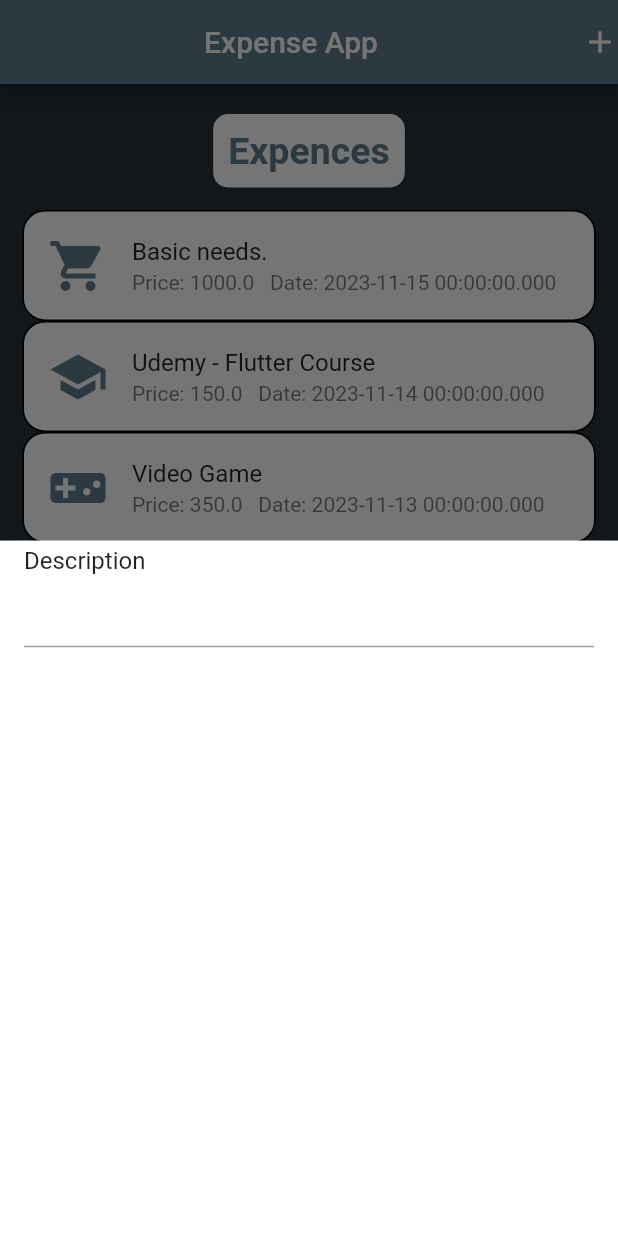
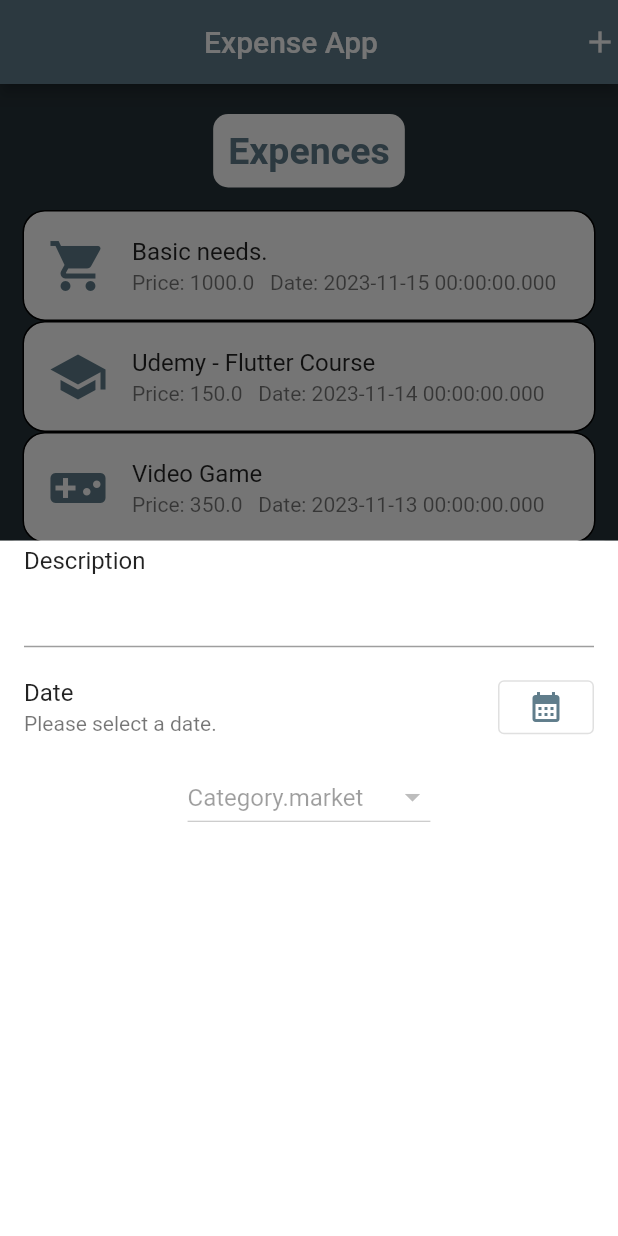
Before and after one commit to yusufcanadiguzel/TobetoWorkshops, a Flutter app: the screen it shows after launch, after a tap on the "add" icon, on a phone screen of 412 x 824 dp. Run offline on Flutter 3.47's test engine with Material 2 defaults, Android fonts, the phone set to English and light mode, and no system bars.

```diff
--- a/5_Workshop/expense_app/lib/screens/start_screen.dart
+++ b/5_Workshop/expense_app/lib/screens/start_screen.dart
@@ -1,6 +1,7 @@
 import 'package:expense_app/widgets/add_expence_widget.dart';
 import 'package:expense_app/widgets/expences_widget.dart';
 import 'package:flutter/material.dart';
+import 'package:expense_app/widgets/add_expence_widget.dart';
 
 class StartScreen extends StatelessWidget {
   const StartScreen({super.key});
@@ -19,7 +20,7 @@ class StartScreen extends StatelessWidget {
               showModalBottomSheet(
                   context: context,
                   builder: (context) {
-                    return const ExpenceModal();
+                    return const ExpenseModal();
                   });
             },
           )
--- a/5_Workshop/expense_app/lib/widgets/add_expence_widget.dart
+++ b/5_Workshop/expense_app/lib/widgets/add_expence_widget.dart
@@ -1,10 +1,32 @@
 import 'package:flutter/material.dart';
+import 'package:expense_app/models/category.dart';
+import 'package:intl/intl.dart';
 
-class ExpenceModal extends StatelessWidget {
-  const ExpenceModal({super.key});
+class ExpenseModal extends StatefulWidget {
+  const ExpenseModal({super.key});
 
   @override
+  State<ExpenseModal> createState() => _ExpenseModalState();
+}
+
+class _ExpenseModalState extends State<ExpenseModal> {
+  @override
   Widget build(BuildContext context) {
+    final dateFormat = DateFormat('dd-MM-yyyy');
+    DateTime selectedDate = DateTime.now();
+    bool isDateSelected = false;
+    void dateChanged() {
+      isDateSelected = true;
+    }
+
+    String showDate() {
+      if (isDateSelected) {
+        return dateFormat.format(selectedDate).toString();
+      }
+
+      return 'Please select a date.';
+    }
+
     return Container(
       color: Colors.white,
       child: Column(
@@ -15,7 +37,43 @@ class ExpenceModal extends StatelessWidget {
             tileColor: Colors.white,
             shape:
                 RoundedRectangleBorder(borderRadius: BorderRadius.circular(10)),
-          )
+          ),
+          ListTile(
+            title: Text('Date'),
+            subtitle: Text(showDate()),
+            trailing: OutlinedButton(
+                onPressed: () async {
+                  final DateTime? dateTime = await showDatePicker(
+                    context: context,
+                    initialDate: selectedDate,
+                    firstDate: DateTime(2000),
+                    lastDate: DateTime(2100),
+                  );
+
+                  //TODO:Tarih seçildiğinde veri değişmesine rağmen ListTile'ın subtitle değeri değişmiyor.
+                  if (dateTime != null) {
+                    setState(() {
+                      selectedDate = dateTime;
+                      dateChanged();
+                      showDate();
+                    });
+                  }
+                },
+                child: Icon(
+                  Icons.calendar_month,
+                  color: Colors.blueGrey,
+                )),
+            tileColor: Colors.white,
+            shape:
+                RoundedRectangleBorder(borderRadius: BorderRadius.circular(10)),
+          ),
+          DropdownButton(
+              value: Category.values.first,
+              items: Category.values.map((e) {
+                return DropdownMenuItem<Category>(
+                    value: e, child: Text(e.toString()));
+              }).toList(),
+              onChanged: null)
         ],
       ),
     );
```
